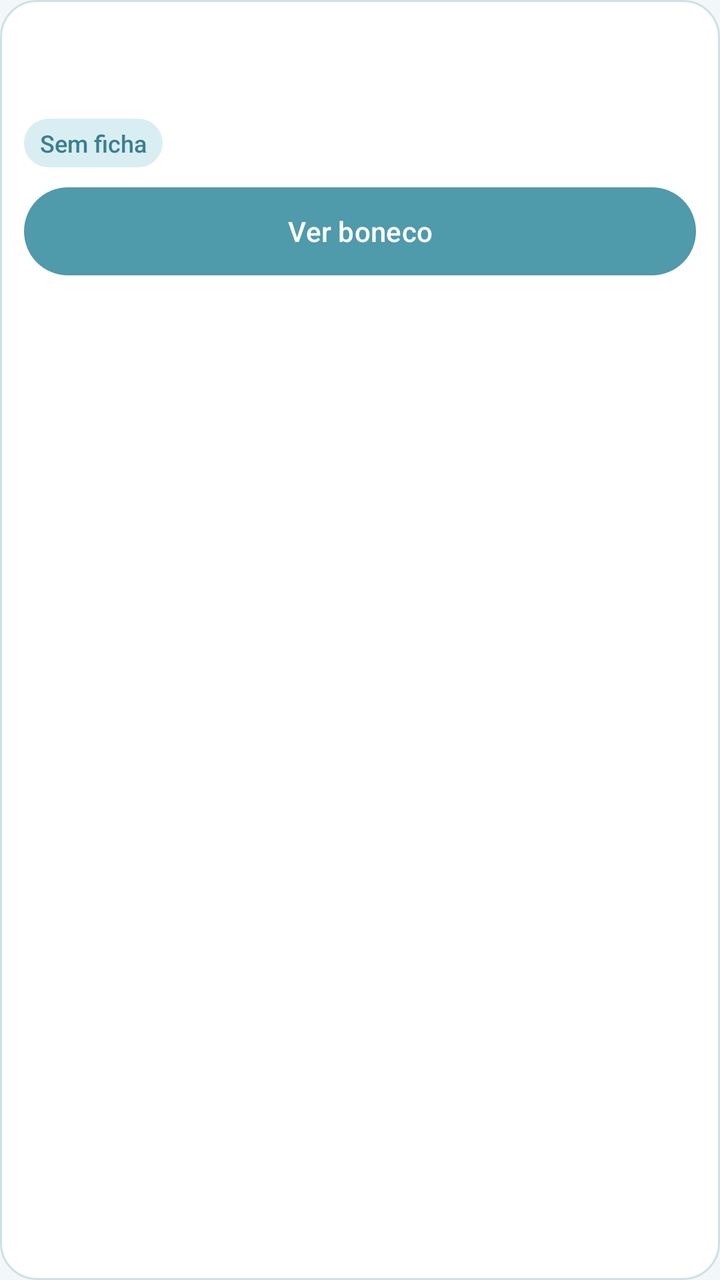
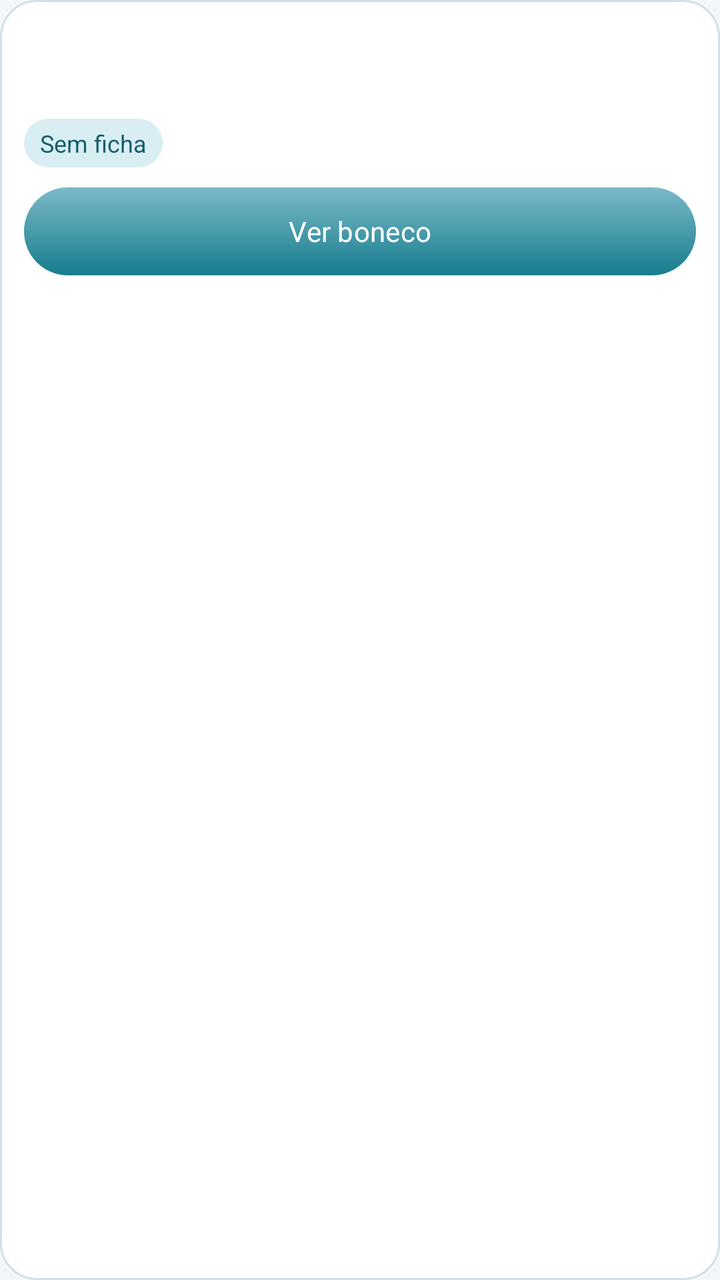

Screens rendered from an Android XML layout before and after an edit, with the pre-edit source and the edit as a unified diff.
<!-- AndroidManifest.xml: application theme Theme.AppDaMaya -->
<!-- res/layout/item_patient_card.xml -->
<?xml version="1.0" encoding="utf-8"?>
<LinearLayout xmlns:android="http://schemas.android.com/apk/res/android"
    android:layout_width="match_parent"
    android:layout_height="wrap_content"
    android:layout_marginBottom="10dp"
    android:background="@drawable/bg_card"
    android:orientation="vertical"
    android:padding="12dp">

    <TextView
        android:id="@+id/textPatientName"
        android:layout_width="match_parent"
        android:layout_height="wrap_content"
        android:textColor="@color/maya_text"
        android:textSize="16sp"
        android:textStyle="bold" />

    <TextView
        android:id="@+id/textPatientEmail"
        android:layout_width="match_parent"
        android:layout_height="wrap_content"
        android:textColor="@color/maya_text_muted"
        android:textSize="13sp" />

    <LinearLayout
        android:layout_width="match_parent"
        android:layout_height="wrap_content"
        android:layout_marginTop="8dp"
        android:orientation="horizontal">

        <TextView
            android:id="@+id/chipFicha"
            android:layout_width="wrap_content"
            android:layout_height="wrap_content"
            android:background="@drawable/bg_chip"
            android:paddingHorizontal="8dp"
            android:paddingVertical="4dp"
            android:text="@string/chip_no_ficha"
            android:textColor="@color/maya_accent_deep"
            android:textSize="12sp" />

        <TextView
            android:id="@+id/chipOpen"
            android:layout_width="wrap_content"
            android:layout_height="wrap_content"
            android:layout_marginStart="6dp"
            android:background="@drawable/bg_chip_accent"
            android:paddingHorizontal="8dp"
            android:paddingVertical="4dp"
            android:text="@string/chip_open"
            android:textColor="@color/white"
            android:textSize="12sp"
            android:visibility="gone" />
    </LinearLayout>

    <Button
        android:id="@+id/buttonViewMannequin"
        android:layout_width="match_parent"
        android:layout_height="44dp"
        android:layout_marginTop="10dp"
        android:background="@drawable/bg_btn_primary"
        android:text="@string/action_view_mannequin"
        android:textAllCaps="false"
        android:textColor="@color/white" />
</LinearLayout>
<!-- resources referenced by this layout -->
<resources>
  <color name="maya_accent_deep">#3A7F8F</color>
  <color name="maya_text">#2C3A42</color>
  <color name="maya_text_muted">#6B7F88</color>
  <color name="white">#FFFFFFFF</color>
  <!-- drawable bg_btn_primary (drawable) -->
  <?xml version="1.0" encoding="utf-8"?>
  <shape xmlns:android="http://schemas.android.com/apk/res/android">
      <gradient
          android:angle="145"
          android:endColor="@color/maya_accent_strong"
          android:startColor="@color/maya_accent"
          android:type="linear" />
      <corners android:radius="999dp" />
  </shape>
  <!-- drawable bg_card (drawable) -->
  <?xml version="1.0" encoding="utf-8"?>
  <shape xmlns:android="http://schemas.android.com/apk/res/android">
      <solid android:color="@color/white" />
      <corners android:radius="18dp" />
      <stroke
          android:width="1dp"
          android:color="@color/maya_border" />
  </shape>
  <!-- drawable bg_chip (drawable) -->
  <?xml version="1.0" encoding="utf-8"?>
  <shape xmlns:android="http://schemas.android.com/apk/res/android">
      <solid android:color="@color/maya_accent_soft" />
      <corners android:radius="999dp" />
  </shape>
  <!-- drawable bg_chip_accent (drawable) -->
  <?xml version="1.0" encoding="utf-8"?>
  <shape xmlns:android="http://schemas.android.com/apk/res/android">
      <solid android:color="@color/maya_accent_strong" />
      <corners android:radius="999dp" />
  </shape>
  <string name="action_view_mannequin">Ver boneco</string>
  <string name="chip_no_ficha">Sem ficha</string>
  <string name="chip_open">Boneco aberto</string>
  <style name="Theme.AppDaMaya" parent="Base.Theme.AppDaMaya" />
  <color name="maya_accent_strong">#4F9AAB</color>
  <color name="maya_accent">#7BB9C8</color>
  <color name="maya_border">#CFE0E6</color>
  <color name="maya_accent_soft">#D9EEF3</color>
  <style name="Base.Theme.AppDaMaya" parent="Theme.Material3.Light.NoActionBar">
          <item name="colorPrimary">@color/maya_accent_strong</item>
          <item name="colorOnPrimary">@color/white</item>
          <item name="colorSecondary">@color/maya_accent</item>
          <item name="android:statusBarColor">@color/maya_accent_strong</item>
          <item name="android:navigationBarColor">@color/maya_bg</item>
          <item name="android:windowBackground">@color/maya_bg</item>
          <item name="android:colorBackground">@color/maya_bg</item>
          <item name="colorSurface">@color/maya_bg_elevated</item>
          <item name="colorOnSurface">@color/maya_text</item>
          <item name="android:fontFamily">sans-serif-medium</item>
      </style>
  <color name="maya_bg">#F3F7F8</color>
  <color name="maya_bg_elevated">#FFFFFF</color>
</resources>

<!-- the commit's change to res/layout/item_patient_card.xml (unified diff, before → after) -->
@@ -1,12 +1,5 @@
-<?xml version="1.0" encoding="utf-8"?>
-<LinearLayout xmlns:android="http://schemas.android.com/apk/res/android"
-    android:layout_width="match_parent"
-    android:layout_height="wrap_content"
-    android:layout_marginBottom="10dp"
-    android:background="@drawable/bg_card"
-    android:orientation="vertical"
-    android:padding="12dp">
-
+<?xml version='1.0' encoding='utf-8'?>
+<LinearLayout xmlns:android="http://schemas.android.com/apk/res/android" xmlns:app="http://schemas.android.com/apk/res-auto" android:layout_width="match_parent" android:layout_height="wrap_content" android:layout_marginBottom="10dp" android:background="@drawable/bg_card" android:orientation="vertical" android:padding="12dp">
     <TextView
         android:id="@+id/textPatientName"
         android:layout_width="match_parent"
@@ -14,20 +7,13 @@
         android:textColor="@color/maya_text"
         android:textSize="16sp"
         android:textStyle="bold" />
-
     <TextView
         android:id="@+id/textPatientEmail"
         android:layout_width="match_parent"
         android:layout_height="wrap_content"
         android:textColor="@color/maya_text_muted"
         android:textSize="13sp" />
-
-    <LinearLayout
-        android:layout_width="match_parent"
-        android:layout_height="wrap_content"
-        android:layout_marginTop="8dp"
-        android:orientation="horizontal">
-
+    <LinearLayout android:layout_width="match_parent" android:layout_height="wrap_content" android:layout_marginTop="8dp" android:orientation="horizontal">
         <TextView
             android:id="@+id/chipFicha"
             android:layout_width="wrap_content"
@@ -38,7 +24,6 @@
             android:text="@string/chip_no_ficha"
             android:textColor="@color/maya_accent_deep"
             android:textSize="12sp" />
-
         <TextView
             android:id="@+id/chipOpen"
             android:layout_width="wrap_content"
@@ -52,7 +37,6 @@
             android:textSize="12sp"
             android:visibility="gone" />
     </LinearLayout>
-
     <Button
         android:id="@+id/buttonViewMannequin"
         android:layout_width="match_parent"
@@ -61,5 +45,7 @@
         android:background="@drawable/bg_btn_primary"
         android:text="@string/action_view_mannequin"
         android:textAllCaps="false"
-        android:textColor="@color/white" />
+        android:textColor="@color/white"
+        android:backgroundTint="@null"
+        app:backgroundTint="@null" />
 </LinearLayout>
<!-- resource entries referenced after the edit -->
@@ -1,8 +1,8 @@
 <!-- resources referenced by this layout -->
 <resources>
-  <color name="maya_accent_deep">#3A7F8F</color>
-  <color name="maya_text">#2C3A42</color>
-  <color name="maya_text_muted">#6B7F88</color>
+  <color name="maya_accent_deep">#125C6A</color>
+  <color name="maya_text">#18333D</color>
+  <color name="maya_text_muted">#566C76</color>
   <color name="white">#FFFFFFFF</color>
   <!-- drawable bg_btn_primary (drawable) -->
   <?xml version="1.0" encoding="utf-8"?>
@@ -39,7 +39,7 @@
   <string name="chip_no_ficha">Sem ficha</string>
   <string name="chip_open">Boneco aberto</string>
   <style name="Theme.AppDaMaya" parent="Base.Theme.AppDaMaya" />
-  <color name="maya_accent_strong">#4F9AAB</color>
+  <color name="maya_accent_strong">#177D8D</color>
   <color name="maya_accent">#7BB9C8</color>
   <color name="maya_border">#CFE0E6</color>
   <color name="maya_accent_soft">#D9EEF3</color>
@@ -53,9 +53,9 @@
           <item name="android:colorBackground">@color/maya_bg</item>
           <item name="colorSurface">@color/maya_bg_elevated</item>
           <item name="colorOnSurface">@color/maya_text</item>
-          <item name="android:fontFamily">sans-serif-medium</item>
+          <item name="android:fontFamily">sans-serif</item>
       </style>
-  <color name="maya_bg">#F3F7F8</color>
+  <color name="maya_bg">#F4F7F9</color>
   <color name="maya_bg_elevated">#FFFFFF</color>
 </resources>
 
